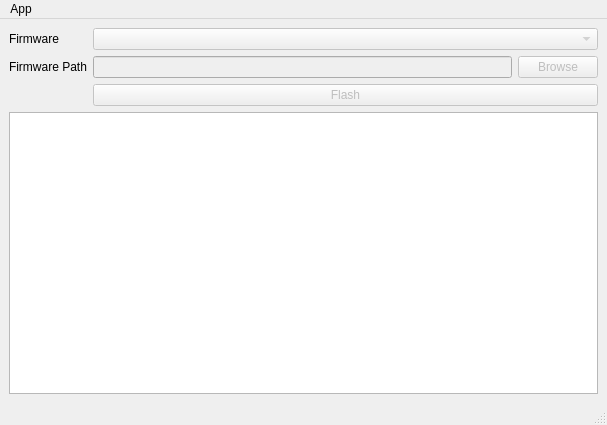
This is mainwindow.ui in pine64/pine64_updater as Qt 5 draws it before an edit. The edited form follows.
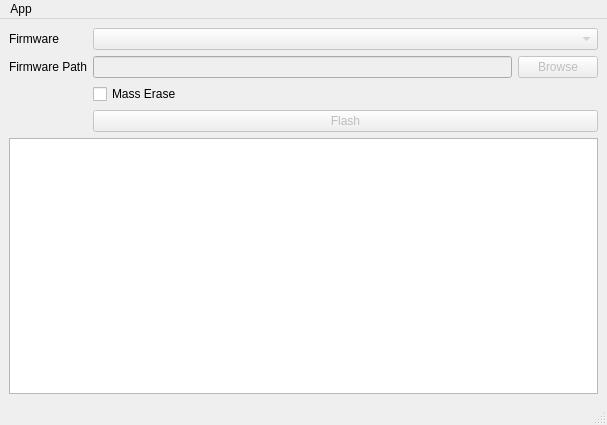
This is the edited form.

Commit message: Make mass erase optional (fixes #5)

Patch:
```diff
--- a/mainwindow.ui
+++ b/mainwindow.ui
@@ -65,7 +65,7 @@
         </item>
        </layout>
       </item>
-      <item row="2" column="1">
+      <item row="3" column="1">
        <widget class="QPushButton" name="flashButton">
         <property name="enabled">
          <bool>false</bool>
@@ -75,6 +75,13 @@
         </property>
        </widget>
       </item>
+      <item row="2" column="1">
+       <widget class="QCheckBox" name="massEraseCheckBox">
+        <property name="text">
+         <string>Mass Erase</string>
+        </property>
+       </widget>
+      </item>
      </layout>
     </item>
     <item>
```
Left out of the diff: 2 changed lines with no effect on the pictures. The commit also changes 3 other files.
